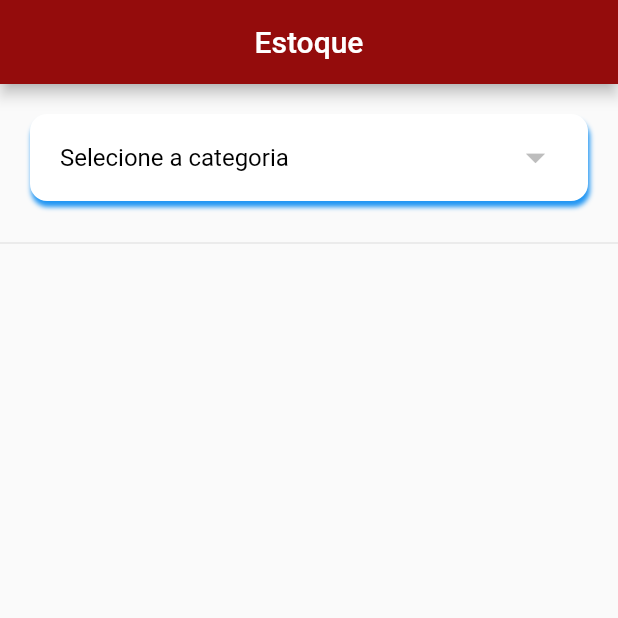
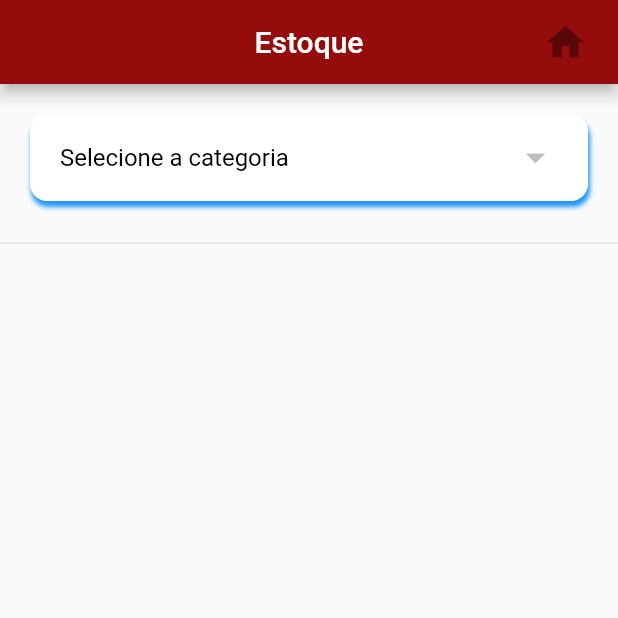
Before and after one commit to guilhermeviinii/badydoces, a Flutter app: the Stock screen opened by its route, on a phone screen of 412 x 824 dp, the top half of it. Run offline on Flutter 3.47's test engine with Material 2 defaults, Android fonts, the phone set to English and light mode, and no system bars; our stand-ins replace google_fonts; missing offline and left inert: dart:html; network calls fail; Roboto replaces fonts that are missing (Ubuntu).

Commit message:
Ajustes erros

```diff
--- a/lib/views/Stock/form_stock/stock.dart
+++ b/lib/views/Stock/form_stock/stock.dart
@@ -1,5 +1,4 @@
 import 'dart:io';
-
 import 'package:badydoces/models/categoria.model.dart';
 import 'package:badydoces/models/produto.model.dart';
 import 'package:badydoces/repositories/categoria_repository.dart';
@@ -48,6 +47,19 @@ class _StockState extends State<Stock> {
             color: Colors.white,
           ),
         ),
+        actions: [
+          IconButton(
+              iconSize: 30,
+              padding: EdgeInsets.only(right: 20),
+              icon: Icon(
+                Icons.home,
+              ),
+              hoverColor: Colors.white,
+              splashColor: Colors.white,
+              highlightColor: Colors.white,
+              onPressed: () {} //=> adicionarProduto(context),
+              ),
+        ],
       ),
       body: Column(
         children: [
```
